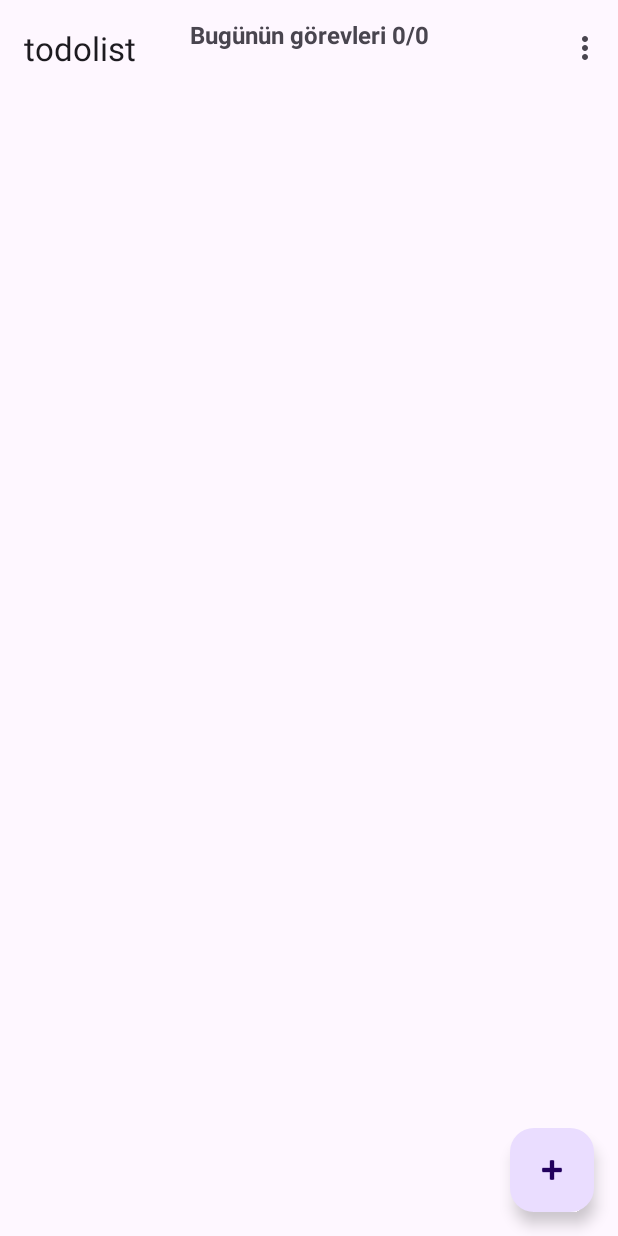
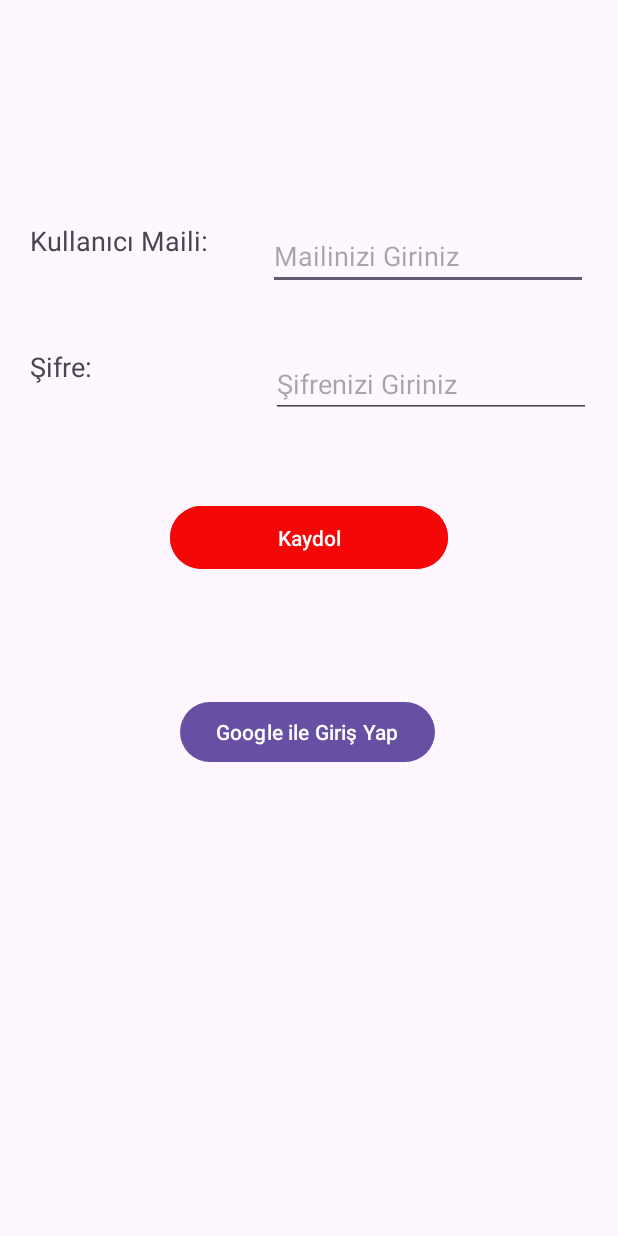
Before and after one commit to yusuf-ulgen/todolist, an Android app: the screen it shows after launch (MainActivity before the commit, Giris after it), on a phone screen of 412 x 824 dp. Run offline under Robolectric (Android 15) with nearby library versions, the light colour scheme and no system bars; our stand-ins replace Firebase (no records; nobody signed in at launch, a user with empty details on screens opened directly).

Commit message:
Hatalar azaltıldı ve google senkronizasyonu geldi.

```diff
--- a/app/src/main/java/com/example/todolist/AppDatabase.kt
+++ b/app/src/main/java/com/example/todolist/AppDatabase.kt
@@ -5,9 +5,10 @@ import androidx.room.Database
 import androidx.room.Room
 import androidx.room.RoomDatabase
 
-@Database(entities = [Task::class], version = 2) // Versiyon numarasını artırdık
+@Database(entities = [Task::class, ResetTime::class], version = 3) // ResetTime entity'si de eklenmiş
 abstract class AppDatabase : RoomDatabase() {
     abstract fun taskDao(): TaskDao
+    abstract fun resetTimeDao(): ResetTimeDao // ResetTimeDao'yu buraya ekliyoruz
 
     companion object {
         @Volatile
@@ -19,8 +20,7 @@ abstract class AppDatabase : RoomDatabase() {
                     context.applicationContext,
                     AppDatabase::class.java,
                     "task_database"
-                )
-                    .fallbackToDestructiveMigration() // Veritabanı şeması değiştikçe eski veriyi temizle
+                ).fallbackToDestructiveMigration()
                     .build()
                 INSTANCE = instance
                 instance
--- /dev/null
+++ b/app/src/main/java/com/example/todolist/Giris.kt
@@ -0,0 +1,135 @@
+package com.example.todolist
+
+import android.content.Intent
+import android.os.Bundle
+import android.widget.Toast
+import androidx.appcompat.app.AppCompatActivity
+import com.google.firebase.auth.FirebaseAuth
+import com.google.firebase.auth.GoogleAuthProvider
+import com.google.firebase.auth.AuthResult
+import com.google.android.gms.auth.api.signin.GoogleSignIn
+import com.google.android.gms.auth.api.signin.GoogleSignInOptions
+import com.google.android.gms.auth.api.signin.GoogleSignInClient
+import com.google.android.gms.tasks.OnCompleteListener
+import com.google.android.gms.common.api.ApiException
+import android.widget.Button
+import android.widget.EditText
+
+class Giris : AppCompatActivity() {
+
+    private lateinit var mAuth: FirebaseAuth
+    private lateinit var googleSignInClient: GoogleSignInClient
+    private val RC_SIGN_IN = 1   // Google Sign-in için request code
+
+    // Değişkenler için findViewById kullanacağız
+    private lateinit var signInButton: Button
+    private lateinit var kaydetId: Button
+    private lateinit var mailId: EditText
+    private lateinit var sifreId: EditText
+
+    override fun onCreate(savedInstanceState: Bundle?) {
+        super.onCreate(savedInstanceState)
+        setContentView(R.layout.activity_giris)
+
+        // findViewById kullanarak UI elemanlarını tanımlayalım
+        signInButton = findViewById(R.id.signInButton)
+        kaydetId = findViewById(R.id.kaydet_id)
+        mailId = findViewById(R.id.mail_id)
+        sifreId = findViewById(R.id.sifre_id)
+
+        mAuth = FirebaseAuth.getInstance()
+
+        // Google Sign-In için ayarları yapalım
+        val gso = GoogleSignInOptions.Builder(GoogleSignInOptions.DEFAULT_SIGN_IN)
+            .requestIdToken(getString(R.string.default_web_client_id))  // Bu web client ID'sini Firebase Console'dan alacaksınız.
+            .requestEmail()
+            .build()
+
+        googleSignInClient = GoogleSignIn.getClient(this, gso)
+
+        // Google ile giriş butonuna tıklama işlemi
+        signInButton.setOnClickListener {
+            signIn() // Google ile giriş yapma fonksiyonunu çağırıyoruz
+        }
+
+        // Kaydol butonuna tıklama işlemi
+        kaydetId.setOnClickListener {
+            val email = mailId.text.toString()
+            val password = sifreId.text.toString()
+
+            // Firebase ile kullanıcı kaydı yapalım
+            if (email.isNotEmpty() && password.isNotEmpty()) {
+                registerUser(email, password)
+            } else {
+                Toast.makeText(this, "Lütfen tüm alanları doldurun.", Toast.LENGTH_SHORT).show()
+            }
+        }
+    }
+
+    // Google ile giriş yapmak için çağrılacak fonksiyon
+    private fun signIn() {
+        val signInIntent = googleSignInClient.signInIntent
+        startActivityForResult(signInIntent, RC_SIGN_IN)
+    }
+
+    // OnActivityResult, kullanıcı Google ile giriş yaptıktan sonra çalışacak
+    override fun onActivityResult(requestCode: Int, resultCode: Int, data: Intent?) {
+        super.onActivityResult(requestCode, resultCode, data)
+        if (requestCode == RC_SIGN_IN) {
+            val task = GoogleSignIn.getSignedInAccountFromIntent(data)
+            try {
+                val account = task.getResult(ApiException::class.java)
+                firebaseAuthWithGoogle(account.idToken!!)  // Google hesabı ile Firebase'e giriş
+            } catch (e: ApiException) {
+                // Google login error handling
+                Toast.makeText(this, "Google giriş hatası: ${e.message}", Toast.LENGTH_SHORT).show()
+            }
+        }
+    }
+
+    // Google ile giriş yaptıktan sonra Firebase ile kimlik doğrulama
+    private fun firebaseAuthWithGoogle(idToken: String) {
+        val credential = GoogleAuthProvider.getCredential(idToken, null)
+        mAuth.signInWithCredential(credential)
+            .addOnCompleteListener(this, OnCompleteListener<AuthResult> { task ->
+                if (task.isSuccessful) {
+                    // Giriş başarılı, kullanıcıyı anasayfaya yönlendiriyoruz
+                    val user = mAuth.currentUser
+                    Toast.makeText(this, "Hoş geldiniz, ${user?.displayName}", Toast.LENGTH_SHORT).show()
+                    // Ana aktiviteye yönlendirme
+                    val intent = Intent(this, MainActivity::class.java)
+                    startActivity(intent)
+                    finish() // Giriş yapıldığında bu aktiviteyi kapatıyoruz
+                } else {
+                    // Giriş başarısız oldu
+                    Toast.makeText(this, "Giriş başarısız", Toast.LENGTH_SHORT).show()
+                }
+            })
+    }
+
+    // Firebase ile e-posta ve şifre ile kullanıcı kaydetme işlemi
+    private fun registerUser(email: String, password: String) {
+        mAuth.createUserWithEmailAndPassword(email, password)
+            .addOnCompleteListener(this) { task ->
+                if (task.isSuccessful) {
+                    // Kayıt başarılı
+                    val user = mAuth.currentUser
+                    Toast.makeText(
+                        this,
+                        "Kayıt başarılı, hoş geldiniz ${user?.email}",
+                        Toast.LENGTH_SHORT
+                    ).show()
+                    val intent = Intent(this, MainActivity::class.java)
+                    startActivity(intent)
+                    finish() // Kayıt işlemi sonrası bu sayfayı kapatıyoruz
+                } else {
+                    // Kayıt başarısız oldu
+                    Toast.makeText(
+                        this,
+                        "Kayıt sırasında hata: ${task.exception?.message}",
+                        Toast.LENGTH_SHORT
+                    ).show()
+                }
+            }
+    }
+}
--- a/app/src/main/java/com/example/todolist/Settings.kt
+++ b/app/src/main/java/com/example/todolist/Settings.kt
@@ -18,5 +18,10 @@ class Settings : AppCompatActivity() {
             val intent = Intent(this, ThemeActivity::class.java)
             startActivity(intent)
         }
+        // Resetleme saati butonuna tıklanırsa, ResetTimeActivity'ye geçiş yapılır
+        binding.resetTimeButton.setOnClickListener {
+            val intent2 = Intent(this, ResetTimeActivity::class.java)
+            startActivity(intent2)
+        }
     }
 }
--- /dev/null
+++ b/app/src/main/res/layout/activity_giris.xml
@@ -0,0 +1,92 @@
+<?xml version="1.0" encoding="utf-8"?>
+<androidx.constraintlayout.widget.ConstraintLayout xmlns:android="http://schemas.android.com/apk/res/android"
+    xmlns:app="http://schemas.android.com/apk/res-auto"
+    xmlns:tools="http://schemas.android.com/tools"
+    android:id="@+id/main"
+    android:layout_width="match_parent"
+    android:layout_height="match_parent"
+    tools:context=".Giris">
+
+    <TextView
+        android:id="@+id/mailtext_id"
+        android:layout_width="125dp"
+        android:layout_height="40dp"
+        android:layout_marginStart="20dp"
+        android:layout_marginTop="148dp"
+        android:text="Kullanıcı Maili: "
+        android:textSize="18dp"
+        app:layout_constraintStart_toStartOf="parent"
+        app:layout_constraintTop_toTopOf="parent" />
+
+
+    <EditText
+        android:id="@+id/mail_id"
+        android:layout_width="wrap_content"
+        android:layout_height="wrap_content"
+        android:layout_marginTop="148dp"
+        android:layout_marginEnd="20dp"
+        android:ems="10"
+        android:hint="Mailinizi Giriniz"
+        android:inputType="text"
+        android:text=""
+        app:layout_constraintEnd_toEndOf="parent"
+        app:layout_constraintHorizontal_bias="1.0"
+        app:layout_constraintStart_toEndOf="@+id/mailtext_id"
+        app:layout_constraintTop_toTopOf="parent" />
+
+    <TextView
+        android:id="@+id/sifretext_id"
+        android:layout_width="127dp"
+        android:layout_height="46dp"
+        android:layout_marginStart="20dp"
+        android:layout_marginTop="44dp"
+        android:text="Şifre: "
+        android:textSize="18dp"
+        app:layout_constraintStart_toStartOf="parent"
+        app:layout_constraintTop_toBottomOf="@+id/mailtext_id" />
+
+
+    <EditText
+        android:id="@+id/sifre_id"
+        android:layout_width="wrap_content"
+        android:layout_height="wrap_content"
+        android:layout_marginTop="40dp"
+        android:ems="10"
+        android:hint="Şifrenizi Giriniz "
+        android:inputType="text"
+        android:text=""
+        app:layout_constraintEnd_toEndOf="parent"
+        app:layout_constraintHorizontal_bias="0.648"
+        app:layout_constraintStart_toEndOf="@+id/sifretext_id"
+        app:layout_constraintTop_toBottomOf="@+id/mail_id" />
+
+
+    <!-- Spinner: Cinsiyet Seçimi -->
+
+    <Button
+        android:id="@+id/kaydet_id"
+        android:layout_width="185dp"
+        android:layout_height="50dp"
+        android:backgroundTint="#F60707"
+        android:text="Kaydol"
+        app:layout_constraintBottom_toBottomOf="parent"
+        app:layout_constraintEnd_toEndOf="parent"
+        app:layout_constraintStart_toStartOf="parent"
+        app:layout_constraintTop_toBottomOf="@+id/sifre_id"
+        app:layout_constraintVertical_bias="0.111" />
+
+    <Button
+        android:id="@+id/signInButton"
+        android:layout_width="wrap_content"
+        android:layout_height="wrap_content"
+        android:layout_centerInParent="true"
+        android:text="Google ile Giriş Yap"
+        app:layout_constraintBottom_toBottomOf="parent"
+        app:layout_constraintEnd_toEndOf="parent"
+        app:layout_constraintHorizontal_bias="0.497"
+        app:layout_constraintStart_toStartOf="parent"
+        app:layout_constraintTop_toBottomOf="@+id/kaydet_id"
+        app:layout_constraintVertical_bias="0.206" />
+
+
+</androidx.constraintlayout.widget.ConstraintLayout>
--- a/app/src/main/res/values/strings.xml
+++ b/app/src/main/res/values/strings.xml
@@ -6,4 +6,5 @@
     <string name="second_fragment_label">Second Fragment</string>
     <string name="next">Next</string>
     <string name="previous">Previous</string>
+    <string name="default_web_client_id">project-603277030577</string>
 </resources>
--- a/build.gradle.kts
+++ b/build.gradle.kts
@@ -2,4 +2,5 @@
 plugins {
     alias(libs.plugins.android.application) apply false
     alias(libs.plugins.kotlin.android) apply false
+    id("com.google.gms.google-services") version "4.4.2" apply false
 }
```
Also changed, not shown: app/build.gradle.kts (+13 -12 lines), app/src/main/AndroidManifest.xml (+18 -6 lines), app/src/main/java/com/example/todolist/MainActivity.kt (+53 -4 lines), app/src/main/java/com/example/todolist/ResetTime.kt (added, +12 -0 lines), app/src/main/java/com/example/todolist/ResetTimeActivity.kt (added, +46 -0 lines), app/src/main/java/com/example/todolist/ResetTimeDao.kt (added, +16 -0 lines), app/src/main/java/com/example/todolist/TaskAdapter.kt (+10 -0 lines), app/src/main/res/layout/activity_reset_time.xml (added, +43 -0 lines), app/src/main/res/layout/activity_settings.xml (+16 -0 lines), 1 other file.
